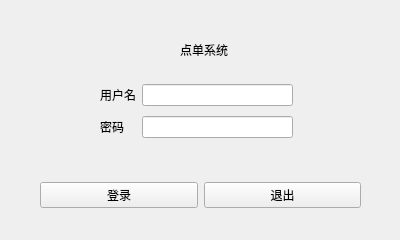
First picture: the form in QtLearn/page_login.ui, repository Tswatery/QtProject, before the edit.
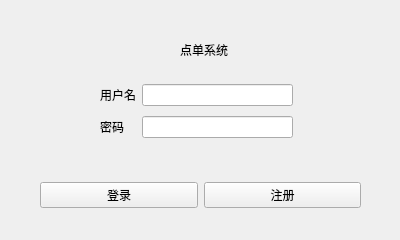
Second picture: the form after the edit. Icons and pictures are not drawn.

```diff
--- a/QtLearn/page_login.ui
+++ b/QtLearn/page_login.ui
@@ -61,13 +61,6 @@
     </rect>
    </property>
    <layout class="QGridLayout" name="gridLayout">
-    <item row="1" column="1">
-     <widget class="QPushButton" name="btn_exit">
-      <property name="text">
-       <string>退出</string>
-      </property>
-     </widget>
-    </item>
     <item row="1" column="0">
      <widget class="QPushButton" name="btn_login">
       <property name="text">
@@ -75,6 +68,13 @@
       </property>
      </widget>
     </item>
+    <item row="1" column="1">
+     <widget class="QPushButton" name="btn_signup">
+      <property name="text">
+       <string>注册</string>
+      </property>
+     </widget>
+    </item>
    </layout>
   </widget>
   <widget class="QWidget" name="widget_2" native="true">
```
